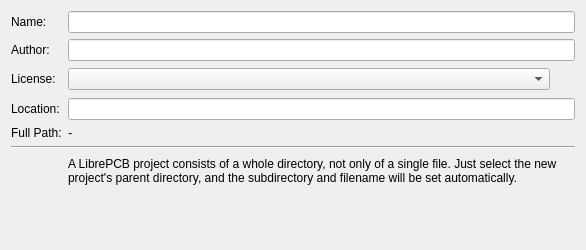
Qt form libs/librepcb/editor/project/newprojectwizard/newprojectwizardpage_metadata.ui (BuFran/LibrePCB) before a commit.
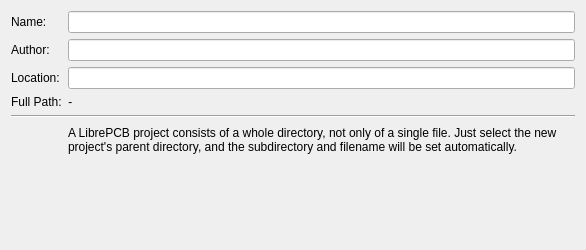
The same form after that commit. Icons and pictures are not drawn.

Commit message: Add license wizard page

```diff
--- a/libs/librepcb/editor/project/newprojectwizard/newprojectwizardpage_metadata.ui
+++ b/libs/librepcb/editor/project/newprojectwizard/newprojectwizardpage_metadata.ui
@@ -61,69 +61,23 @@
     </widget>
    </item>
    <item row="2" column="0">
-    <widget class="QLabel" name="label_6">
-     <property name="text">
-      <string>License:</string>
-     </property>
-    </widget>
-   </item>
-   <item row="2" column="1">
-    <layout class="QHBoxLayout" name="horizontalLayout_2">
-     <property name="spacing">
-      <number>0</number>
-     </property>
-     <item>
-      <widget class="QComboBox" name="cbxLicense">
-       <property name="sizeAdjustPolicy">
-        <enum>QComboBox::AdjustToContents</enum>
-       </property>
-      </widget>
-     </item>
-     <item>
-      <widget class="QLabel" name="lblLicenseLink">
-       <property name="minimumSize">
-        <size>
-         <width>25</width>
-         <height>25</height>
-        </size>
-       </property>
-       <property name="maximumSize">
-        <size>
-         <width>25</width>
-         <height>25</height>
-        </size>
-       </property>
-       <property name="toolTip">
-        <string>https://en.wikipedia.org/wiki/Creative_Commons_license</string>
-       </property>
-       <property name="text">
-        <string notr="true">&lt;a href=&quot;https://en.wikipedia.org/wiki/Creative_Commons_license&quot;&gt;&lt;img src=&quot;:/img/status/info.png&quot; width=&quot;25&quot; height=&quot;25&quot;/&gt;&lt;/a&gt;</string>
-       </property>
-       <property name="scaledContents">
-        <bool>true</bool>
-       </property>
-      </widget>
-     </item>
-    </layout>
-   </item>
-   <item row="3" column="0">
     <widget class="QLabel" name="label_3">
      <property name="text">
       <string>Location:</string>
      </property>
     </widget>
    </item>
-   <item row="3" column="1">
+   <item row="2" column="1">
     <widget class="QLineEdit" name="edtLocation"/>
    </item>
-   <item row="4" column="0">
+   <item row="3" column="0">
     <widget class="QLabel" name="label_7">
      <property name="text">
       <string>Full Path:</string>
      </property>
     </widget>
    </item>
-   <item row="4" column="1">
+   <item row="3" column="1">
     <widget class="QLabel" name="lblFullFilePath">
      <property name="font">
       <font>
@@ -141,14 +95,14 @@
      </property>
     </widget>
    </item>
-   <item row="6" column="0" colspan="2">
+   <item row="5" column="0" colspan="2">
     <widget class="Line" name="line">
      <property name="orientation">
       <enum>Qt::Horizontal</enum>
      </property>
     </widget>
    </item>
-   <item row="7" column="0">
+   <item row="6" column="0">
     <widget class="QLabel" name="label_5">
      <property name="minimumSize">
       <size>
@@ -173,7 +127,7 @@
      </property>
     </widget>
    </item>
-   <item row="7" column="1">
+   <item row="6" column="1">
     <widget class="QLabel" name="label_9">
      <property name="text">
       <string>A LibrePCB project consists of a whole directory, not only of a single file. Just select the new project's parent directory, and the subdirectory and filename will be set automatically.</string>
```
The commit also changes 7 other files.
